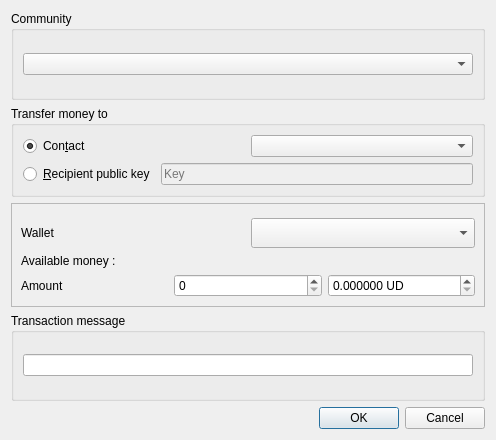
This is res/ui/transfer.ui in duniter/sakia as Qt 5 draws it before an edit. The edited form follows.
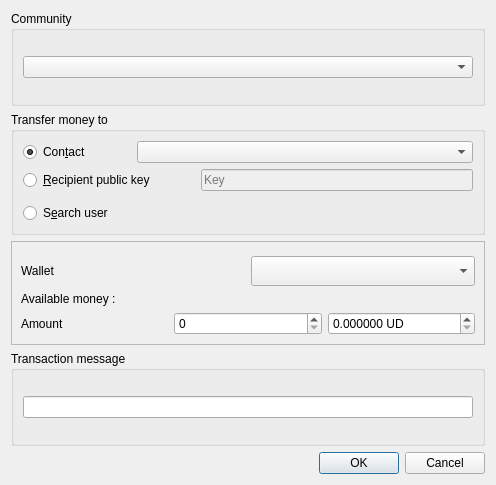
This is the edited form. Custom widgets are drawn as their Qt base class.

Commit message: Search user in transfer dialog

Diff of the .ui file:
```diff
--- a/res/ui/transfer.ui
+++ b/res/ui/transfer.ui
@@ -7,7 +7,7 @@
     <x>0</x>
     <y>0</y>
     <width>496</width>
-    <height>440</height>
+    <height>485</height>
    </rect>
   </property>
   <property name="windowTitle">
@@ -36,6 +36,12 @@
        <layout class="QHBoxLayout" name="horizontalLayout_2">
         <item>
          <widget class="QRadioButton" name="radio_contact">
+          <property name="sizePolicy">
+           <sizepolicy hsizetype="Maximum" vsizetype="Fixed">
+            <horstretch>0</horstretch>
+            <verstretch>0</verstretch>
+           </sizepolicy>
+          </property>
           <property name="text">
            <string>Con&amp;tact</string>
           </property>
@@ -44,11 +50,33 @@
           </property>
          </widget>
         </item>
+        <item>
+         <spacer name="horizontalSpacer_3">
+          <property name="orientation">
+           <enum>Qt::Horizontal</enum>
+          </property>
+          <property name="sizeType">
+           <enum>QSizePolicy::Maximum</enum>
+          </property>
+          <property name="sizeHint" stdset="0">
+           <size>
+            <width>40</width>
+            <height>20</height>
+           </size>
+          </property>
+         </spacer>
+        </item>
         <item>
          <widget class="QComboBox" name="combo_contact">
           <property name="enabled">
            <bool>true</bool>
           </property>
+          <property name="sizePolicy">
+           <sizepolicy hsizetype="Minimum" vsizetype="Fixed">
+            <horstretch>0</horstretch>
+            <verstretch>0</verstretch>
+           </sizepolicy>
+          </property>
          </widget>
         </item>
        </layout>
@@ -57,6 +85,12 @@
        <layout class="QHBoxLayout" name="horizontalLayout">
         <item>
          <widget class="QRadioButton" name="radio_pubkey">
+          <property name="sizePolicy">
+           <sizepolicy hsizetype="Maximum" vsizetype="Fixed">
+            <horstretch>0</horstretch>
+            <verstretch>0</verstretch>
+           </sizepolicy>
+          </property>
           <property name="text">
            <string>&amp;Recipient public key</string>
           </property>
@@ -65,11 +99,33 @@
           </property>
          </widget>
         </item>
+        <item>
+         <spacer name="horizontalSpacer_2">
+          <property name="orientation">
+           <enum>Qt::Horizontal</enum>
+          </property>
+          <property name="sizeType">
+           <enum>QSizePolicy::Maximum</enum>
+          </property>
+          <property name="sizeHint" stdset="0">
+           <size>
+            <width>40</width>
+            <height>20</height>
+           </size>
+          </property>
+         </spacer>
+        </item>
         <item>
          <widget class="QLineEdit" name="edit_pubkey">
           <property name="enabled">
            <bool>false</bool>
           </property>
+          <property name="sizePolicy">
+           <sizepolicy hsizetype="Minimum" vsizetype="Fixed">
+            <horstretch>0</horstretch>
+            <verstretch>0</verstretch>
+           </sizepolicy>
+          </property>
           <property name="inputMask">
            <string/>
           </property>
@@ -83,6 +139,52 @@
         </item>
        </layout>
       </item>
+      <item>
+       <layout class="QHBoxLayout" name="horizontalLayout_5">
+        <property name="topMargin">
+         <number>6</number>
+        </property>
+        <item>
+         <widget class="QRadioButton" name="radio_search">
+          <property name="sizePolicy">
+           <sizepolicy hsizetype="Maximum" vsizetype="Fixed">
+            <horstretch>0</horstretch>
+            <verstretch>0</verstretch>
+           </sizepolicy>
+          </property>
+          <property name="text">
+           <string>S&amp;earch user</string>
+          </property>
+         </widget>
+        </item>
+        <item>
+         <spacer name="horizontalSpacer">
+          <property name="orientation">
+           <enum>Qt::Horizontal</enum>
+          </property>
+          <property name="sizeType">
+           <enum>QSizePolicy::Maximum</enum>
+          </property>
+          <property name="sizeHint" stdset="0">
+           <size>
+            <width>40</width>
+            <height>20</height>
+           </size>
+          </property>
+         </spacer>
+        </item>
+        <item>
+         <widget class="SearchUserWidget" name="search_user" native="true">
+          <property name="sizePolicy">
+           <sizepolicy hsizetype="Minimum" vsizetype="Preferred">
+            <horstretch>0</horstretch>
+            <verstretch>0</verstretch>
+           </sizepolicy>
+          </property>
+         </widget>
+        </item>
+       </layout>
+      </item>
      </layout>
     </widget>
    </item>
@@ -188,6 +290,14 @@
    </item>
   </layout>
  </widget>
+ <customwidgets>
+  <customwidget>
+   <class>SearchUserWidget</class>
+   <extends>QWidget</extends>
+   <header>sakia.gui.widgets.search_user</header>
+   <container>1</container>
+  </customwidget>
+ </customwidgets>
  <resources/>
  <connections>
   <connection>
```
Left out of the diff: 115 changed lines with no effect on the pictures. The commit also changes 2 other files.
